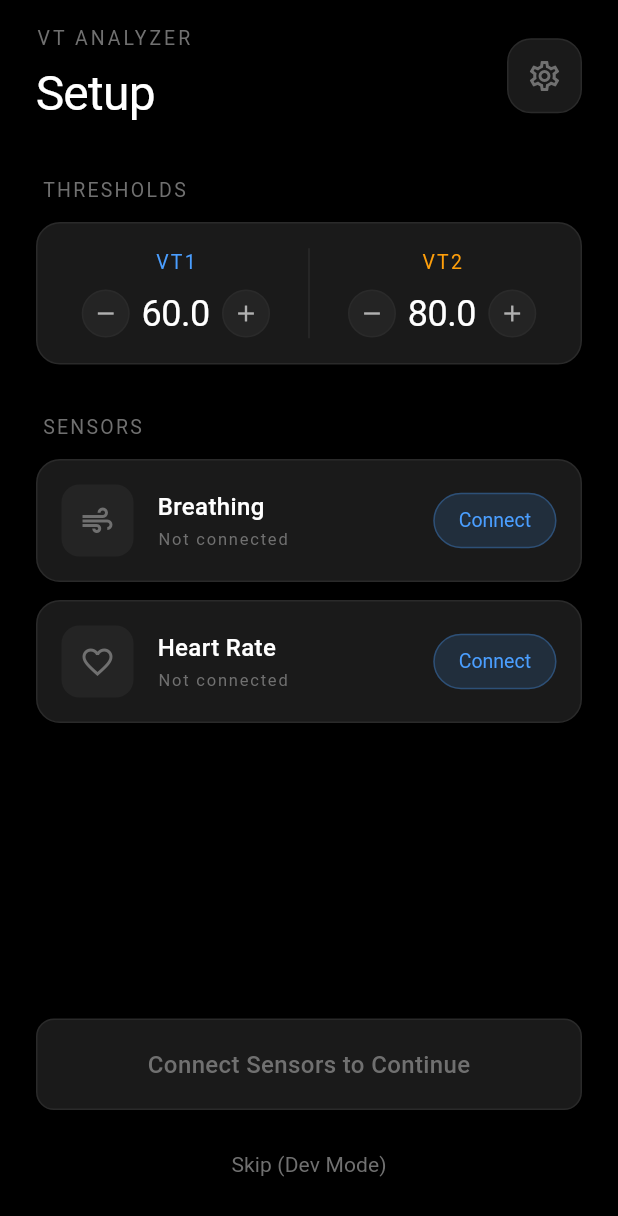
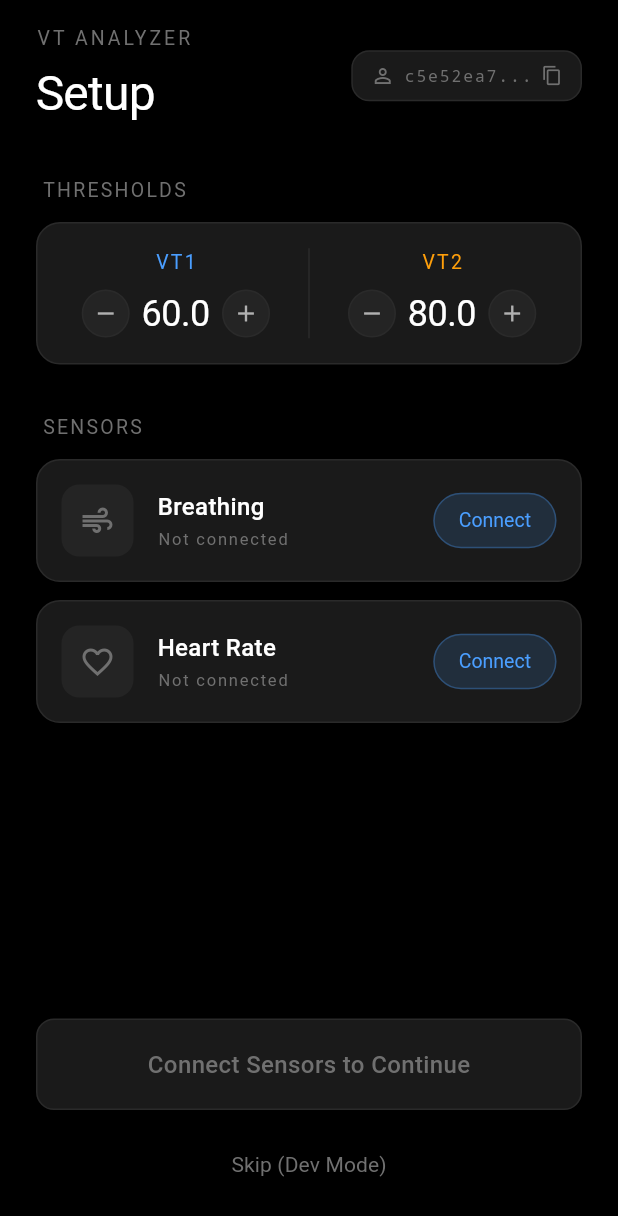
Before and after one commit to findingeq/vt-threshold-app, a Flutter app: the screen it shows after launch, on a phone screen of 412 x 824 dp. Shown: the top 1216 px of the screen. Run offline on Flutter 3.47's test engine with Material 3 defaults, Android fonts, the phone set to English and light mode, and no system bars; our stand-ins replace fl_chart, flutter_blue_plus, share_plus, shared_preferences; network calls fail.

Commit message:
Add user ID display with copy functionality
- Display truncated user ID in header (tap to copy full ID)
- Shows confirmation with full ID when copied
- Replaces settings icon with user ID badge
- Enables users to match app ID with webapp for cloud sync

```diff
--- a/lib/screens/start_screen.dart
+++ b/lib/screens/start_screen.dart
@@ -168,6 +168,33 @@ class _StartScreenState extends State<StartScreen>
     );
   }
 
+  String _truncateUserId(String userId) {
+    if (userId.length <= 8) return userId;
+    return '${userId.substring(0, 8)}...';
+  }
+
+  void _copyUserId(String userId) {
+    Clipboard.setData(ClipboardData(text: userId));
+    ScaffoldMessenger.of(context).showSnackBar(
+      SnackBar(
+        content: Row(
+          children: [
+            Icon(Icons.check_circle, color: AppTheme.accentGreen),
+            const SizedBox(width: 12),
+            Expanded(
+              child: Text(
+                'User ID copied: $userId',
+                style: AppTheme.bodySmall,
+              ),
+            ),
+          ],
+        ),
+        backgroundColor: AppTheme.surfaceCard,
+        duration: const Duration(seconds: 3),
+      ),
+    );
+  }
+
   void _navigateToRunFormat() {
     Navigator.push(
       context,
@@ -228,13 +255,42 @@ class _StartScreenState extends State<StartScreen>
                             ),
                           ],
                         ),
-                        Container(
-                          padding: const EdgeInsets.all(12),
-                          decoration: AppTheme.cardDecoration,
-                          child: Icon(
-                            Icons.settings_outlined,
-                            color: AppTheme.textMuted,
-                            size: 24,
+                        // User ID - tap to copy
+                        GestureDetector(
+                          onTap: () => _copyUserId(appState.userId),
+                          child: Container(
+                            padding: const EdgeInsets.symmetric(
+                                horizontal: 12, vertical: 8),
+                            decoration: BoxDecoration(
+                              color: AppTheme.surfaceCard,
+                              borderRadius:
+                                  BorderRadius.circular(AppTheme.radiusMedium),
+                              border: Border.all(color: AppTheme.borderSubtle),
+                            ),
+                            child: Row(
+                              mainAxisSize: MainAxisSize.min,
+                              children: [
+                                Icon(
+                                  Icons.person_outline,
+                                  color: AppTheme.textMuted,
+                                  size: 16,
+                                ),
+                                const SizedBox(width: 6),
+                                Text(
+                                  _truncateUserId(appState.userId),
+                                  style: AppTheme.labelSmall.copyWith(
+                                    color: AppTheme.textMuted,
+                                    fontFamily: 'monospace',
+                                  ),
+                                ),
+                                const SizedBox(width: 6),
+                                Icon(
+                                  Icons.copy,
+                                  color: AppTheme.textMuted,
+                                  size: 14,
+                                ),
+                              ],
+                            ),
                           ),
                         ),
                       ],
--- a/pubspec.yaml
+++ b/pubspec.yaml
@@ -3,7 +3,7 @@ description: VT Threshold Analyzer - Real-time respiratory monitoring for iOS
 
 publish_to: 'none'
 
-version: 1.13.0+36
+version: 1.13.1+37
 
 environment:
   sdk: '>=3.0.0 <4.0.0'
```
